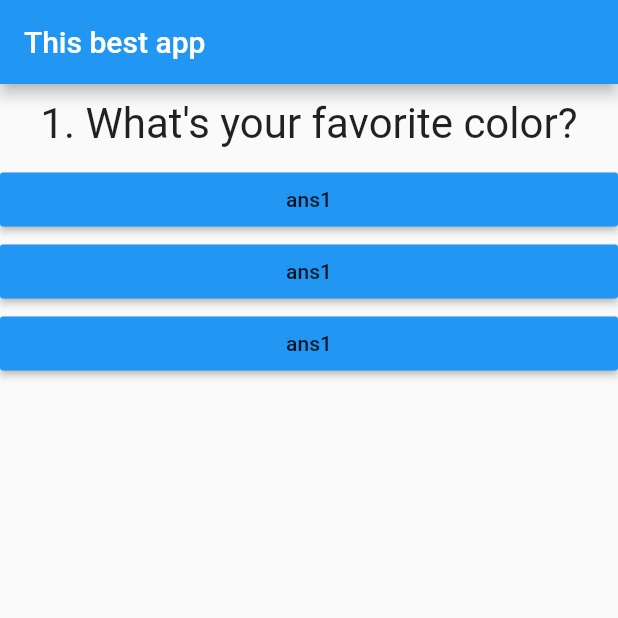
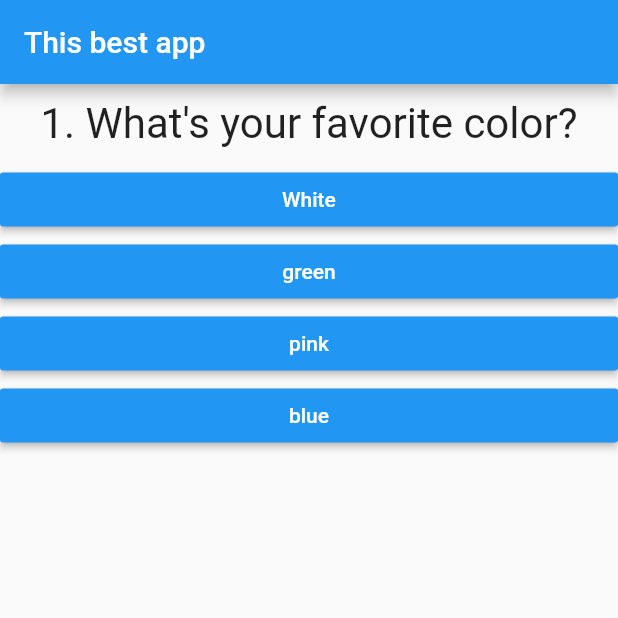
Before and after one commit to tylergasperlin/flutter_starter_app, a Flutter app: the screen it shows after launch, on a phone screen of 412 x 824 dp, the top half of it. Run offline on Flutter 3.47's test engine with Material 2 defaults, Android fonts, the phone set to English and light mode, and no system bars; missing offline and left inert: dart:ffi.

Commit message:
Add dynamic questions

```diff
--- a/lib/answer.dart
+++ b/lib/answer.dart
@@ -2,15 +2,19 @@ import 'package:flutter/material.dart';
 
 class Answer extends StatelessWidget {
   final Function selectHandler;
+  final String answerText;
 
-  Answer(this.selectHandler);
+  Answer(this.selectHandler, this.answerText);
 
   @override
   Widget build(BuildContext context) {
     return Container(
       width: double.infinity,
       child: RaisedButton(
-          color: Colors.blue, child: Text('ans1'), onPressed: selectHandler),
+          textColor: Colors.white,
+          color: Colors.blue,
+          child: Text(answerText),
+          onPressed: selectHandler),
     );
   }
 }
--- a/lib/main.dart
+++ b/lib/main.dart
@@ -1,3 +1,5 @@
+import 'dart:ffi';
+
 import 'package:flutter/material.dart';
 
 import './question.dart';
@@ -21,8 +23,18 @@ class _MyAppState extends State<MyApp> {
   var _questionIndex = 0;
 
   var questions = [
-    'What\'s your favorite color?',
-    'What\'s your favorite animal?',
+    {
+      'question': 'What\'s your favorite color?',
+      'answers': ['White', 'green', 'pink', 'blue']
+    },
+    {
+      'question': 'What\'s your favorite animal?',
+      'answers': ['Pig', 'Marsupial', 'Ant', 'Moose']
+    },
+    {
+      'question': 'What\'s your favorite tyler?',
+      'answers': ['tyler', 'Tyler', 'tylr', 'tylerr']
+    }
   ];
 
   void _answerQuestion() {
@@ -35,6 +47,11 @@ class _MyAppState extends State<MyApp> {
     });
   }
 
+  String _getQuestion(int _questionIndex) {
+    var quest = questions[_questionIndex];
+    return quest['question'];
+  }
+
   @override
   Widget build(BuildContext context) {
     return MaterialApp(
@@ -44,10 +61,11 @@ class _MyAppState extends State<MyApp> {
       ),
       body: Column(
         children: <Widget>[
-          Question(questions[_questionIndex], _questionIndex + 1),
-          Answer(_answerQuestion),
-          Answer(_answerQuestion),
-          Answer(_answerQuestion),
+          Question(_getQuestion(_questionIndex), _questionIndex + 1),
+          ...(questions[_questionIndex]['answers'] as List<String>)
+              .map((answer) {
+            return Answer(_answerQuestion, answer);
+          }).toList()
         ],
       ),
     ));
```
